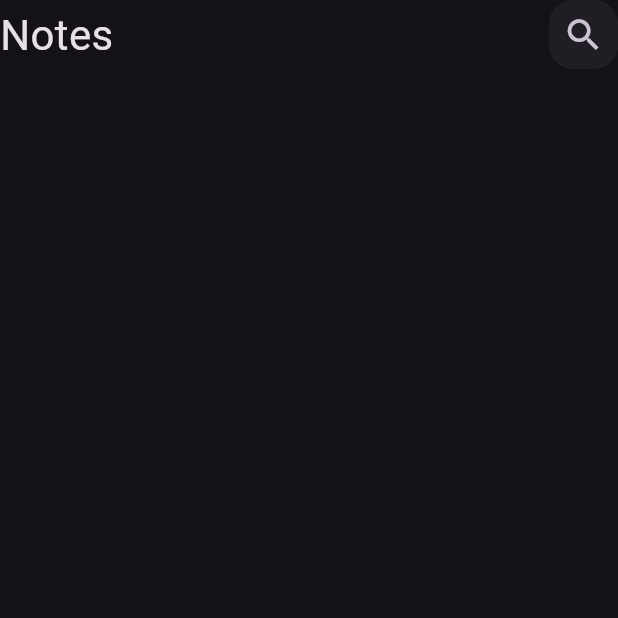
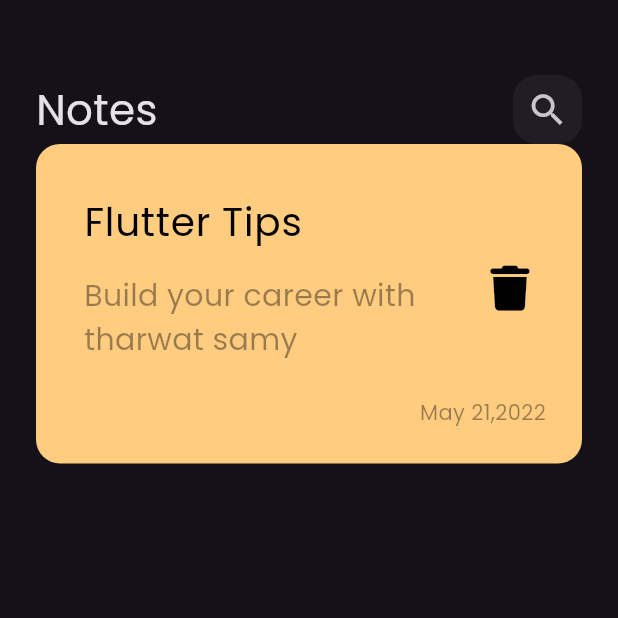
Before and after one commit to amany124/notes_app, a Flutter app: the screen it shows after launch, on a phone screen of 412 x 824 dp, the top half of it. Run offline on Flutter 3.47's test engine with Material 3 defaults, Android fonts, the phone set to English and light mode, and no system bars; our stand-ins replace font_awesome_flutter.

Commit message:
note item finish

```diff
--- a/lib/main.dart
+++ b/lib/main.dart
@@ -12,7 +12,10 @@ class notesApp extends StatelessWidget {
   Widget build(BuildContext context) {
     return MaterialApp(
       debugShowCheckedModeBanner: false,
-      theme: ThemeData(brightness: Brightness.dark),
+      theme: ThemeData(
+        brightness: Brightness.dark,
+        fontFamily: 'Poppins',
+      ),
       home: NotesView(),
     );
   }
--- /dev/null
+++ b/lib/widgets/note_item.dart
@@ -0,0 +1,58 @@
+import 'package:flutter/material.dart';
+import 'package:font_awesome_flutter/font_awesome_flutter.dart';
+
+class noteItem extends StatelessWidget {
+  const noteItem({super.key});
+
+  @override
+  Widget build(BuildContext context) {
+    return Container(
+      decoration: BoxDecoration(
+        color: const Color(0xffFFCC80),
+        borderRadius: BorderRadius.circular(16),
+      ),
+      padding: const EdgeInsets.only(left: 16, top: 24, bottom: 24),
+      child: Column(
+        crossAxisAlignment: CrossAxisAlignment.end,
+        children: [
+          ListTile(
+            title: const Text(
+              'Flutter Tips',
+              style: TextStyle(
+                fontSize: 26,
+                color: Colors.black,
+              ),
+            ),
+            subtitle: Padding(
+              padding: const EdgeInsets.symmetric(vertical: 16),
+              child: Text(
+                'Build your career with tharwat samy',
+                style: TextStyle(
+                  fontSize: 20,
+                  color: Colors.black.withOpacity(.4),
+                ),
+              ),
+            ),
+            trailing: IconButton(
+              onPressed: () {},
+              icon: const Icon(
+                FontAwesomeIcons.trash,
+                color: Colors.black,
+                size: 30,
+              ),
+            ),
+          ),
+          Padding(
+            padding: const EdgeInsets.symmetric(horizontal: 24),
+            child: Text(
+              'May 21,2022',
+              style: TextStyle(
+                color: Colors.black.withOpacity(.4),
+              ),
+            ),
+          )
+        ],
+      ),
+    );
+  }
+}
--- a/lib/widgets/notes_view_body.dart
+++ b/lib/widgets/notes_view_body.dart
@@ -1,15 +1,23 @@
 import 'package:flutter/material.dart';
 import 'package:notes_app/widgets/custom_appbar.dart';
+import 'package:notes_app/widgets/note_item.dart';
 
 class notesViewBody extends StatelessWidget {
   const notesViewBody({super.key});
 
   @override
   Widget build(BuildContext context) {
-    return Column(
-      children: [
-         customAppBar(),
-      ],
+    return Padding(
+      padding: const EdgeInsets.symmetric(horizontal: 24),
+      child: Column(
+        children: [
+          SizedBox(
+            height: 50,
+          ),
+          customAppBar(),
+          noteItem(),
+        ],
+      ),
     );
   }
 }
```
Also changed, not shown: pubspec.yaml (+6 -6 lines), assets/fonts/Poppins-Regular.ttf (added), pubspec.lock.
